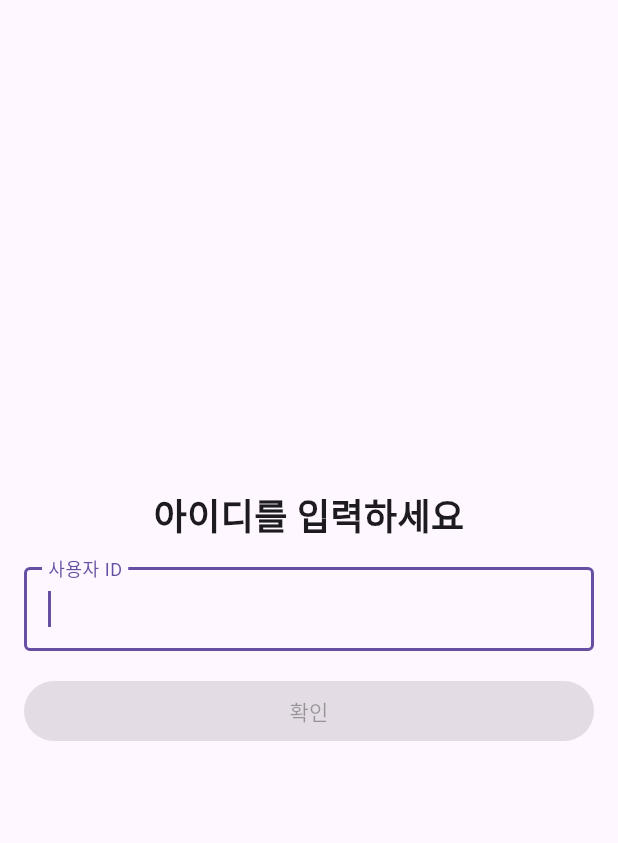
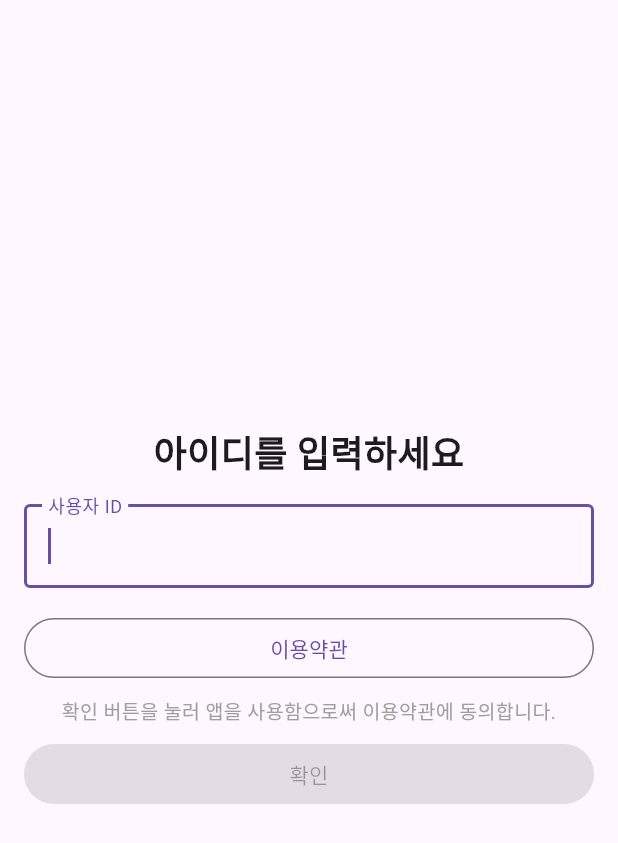
Before and after one commit to LeeSiwoong/WorkIn, a Flutter app: the screen it shows after launch, on a phone screen of 412 x 824 dp. Shown: the top 843 px of the screen. Run offline on Flutter 3.47's test engine with Material 3 defaults, Android fonts, the phone set to English and light mode, and no system bars; our stand-ins replace cloud_firestore, firebase_core, firebase_database, shared_preferences; missing offline and left inert: flutter_ble_peripheral; accounts and stored records are empty.

Commit message:
Refactor user ID input screen layout and add terms dialog

```diff
--- a/App/lib/screens/user_id_input_screen.dart
+++ b/App/lib/screens/user_id_input_screen.dart
@@ -30,40 +30,6 @@ class _UserIdInputScreenState extends State<UserIdInputScreen> {
   void dispose() {
     _controller.dispose();
     super.dispose();
-  }
-
-  @override
-  Widget build(BuildContext context) {
-    return Scaffold(
-      body: Padding(
-        padding: const EdgeInsets.all(16.0),
-        child: Column(
-          mainAxisAlignment: MainAxisAlignment.center,
-          crossAxisAlignment: CrossAxisAlignment.center,
-          children: [
-            const Text("아이디를 입력하세요", style: TextStyle(fontSize: 24, fontWeight: FontWeight.bold)),
-            const SizedBox(height: 16),
-            TextField(
-              controller: _controller,
-              decoration: const InputDecoration(
-                labelText: "사용자 ID",
-                border: OutlineInputBorder(),
-              ),
-              autofocus: true,
-              maxLines: 1,
-            ),
-            const SizedBox(height: 16),
-            SizedBox(
-              width: double.infinity,
-              child: ElevatedButton(
-                onPressed: _isButtonEnabled ? _handleSavePressed : null,
-                child: const Text('확인'),
-              ),
-            ),
-          ],
-        ),
-      ),
-    );
   }
 
   Future<void> _handleSavePressed() async {
@@ -104,4 +70,71 @@ class _UserIdInputScreenState extends State<UserIdInputScreen> {
     }
     widget.onIdSaved(id);
   }
+
+  @override
+  Widget build(BuildContext context) {
+    return Scaffold(
+      body: Padding(
+        padding: const EdgeInsets.all(16.0),
+        child: Column(
+          mainAxisAlignment: MainAxisAlignment.center,
+          crossAxisAlignment: CrossAxisAlignment.center,
+          children: [
+            const Text("아이디를 입력하세요", style: TextStyle(fontSize: 24, fontWeight: FontWeight.bold)),
+            const SizedBox(height: 16),
+            TextField(
+              controller: _controller,
+              decoration: const InputDecoration(
+                labelText: "사용자 ID",
+                border: OutlineInputBorder(),
+              ),
+              autofocus: true,
+              maxLines: 1,
+            ),
+            const SizedBox(height: 16),
+            SizedBox(
+              width: double.infinity,
+              child: OutlinedButton(
+                onPressed: () {
+                  showDialog(
+                    context: context,
+                    builder: (ctx) => AlertDialog(
+                      title: const Text('이용약관'),
+                      content: const SingleChildScrollView(
+                        child: Text(
+                          "본 서비스를 사용함으로써 사용자 본인의 개인정보(ID, 선호 환경) 및 선택적 개인정보(입력 시 MBTI, 신체 정보 등)가 데이터베이스에 업로드되며, 모델 학습에 활용됨에 동의합니다. 동의하시지 않는 경우 앱을 사용하실 수 없습니다.",
+                          style: TextStyle(fontSize: 15),
+                        ),
+                      ),
+                      actions: [
+                        TextButton(
+                          onPressed: () => Navigator.of(ctx).pop(),
+                          child: const Text('닫기'),
+                        ),
+                      ],
+                    ),
+                  );
+                },
+                child: const Text('이용약관'),
+              ),
+            ),
+            const SizedBox(height: 8),
+            const Text(
+              '확인 버튼을 눌러 앱을 사용함으로써 이용약관에 동의합니다.',
+              style: TextStyle(fontSize: 13, color: Colors.grey),
+              textAlign: TextAlign.center,
+            ),
+            const SizedBox(height: 8),
+            SizedBox(
+              width: double.infinity,
+              child: ElevatedButton(
+                onPressed: _isButtonEnabled ? _handleSavePressed : null,
+                child: const Text('확인'),
+              ),
+            ),
+          ],
+        ),
+      ),
+    );
+  }
 }
```
